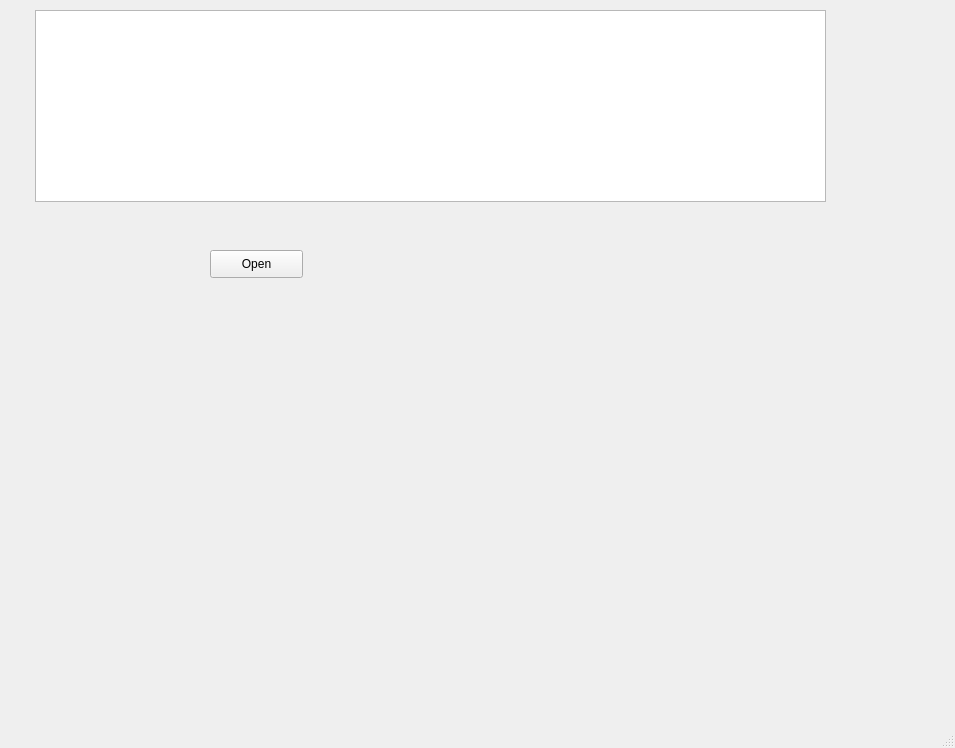
The window that Data_Structure/mainwindow.ui (YousefKhawaga/Memmoiry-allocation) describes before a commit, drawn with Qt 5.
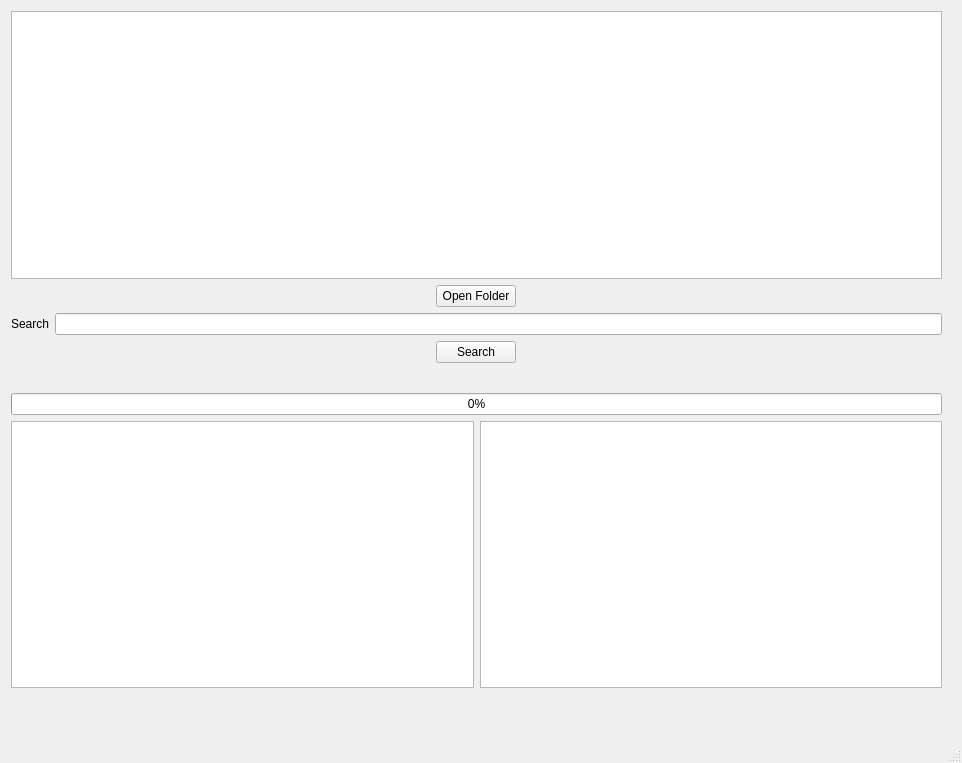
The same window after the commit.

The edit to the form file:
```diff
--- a/Data_Structure/mainwindow.ui
+++ b/Data_Structure/mainwindow.ui
@@ -6,49 +6,117 @@
    <rect>
     <x>0</x>
     <y>0</y>
-    <width>955</width>
-    <height>748</height>
+    <width>962</width>
+    <height>763</height>
    </rect>
   </property>
   <property name="windowTitle">
    <string>MainWindow</string>
   </property>
   <widget class="QWidget" name="centralwidget">
-   <widget class="QPushButton" name="pushButton">
+   <widget class="QWidget" name="layoutWidget">
     <property name="geometry">
      <rect>
-      <x>210</x>
-      <y>250</y>
-      <width>93</width>
-      <height>28</height>
+      <x>11</x>
+      <y>11</y>
+      <width>931</width>
+      <height>701</height>
      </rect>
     </property>
-    <property name="text">
-     <string>Open</string>
-    </property>
-   </widget>
-   <widget class="QTreeView" name="treeView">
-    <property name="geometry">
-     <rect>
-      <x>35</x>
-      <y>10</y>
-      <width>791</width>
-      <height>192</height>
-     </rect>
-    </property>
-   </widget>
-   <widget class="QLabel" name="label">
-    <property name="geometry">
-     <rect>
-      <x>180</x>
-      <y>350</y>
-      <width>591</width>
-      <height>61</height>
-     </rect>
-    </property>
-    <property name="text">
-     <string/>
-    </property>
+    <layout class="QVBoxLayout" name="verticalLayout">
+     <item>
+      <widget class="QTreeView" name="treeView"/>
+     </item>
+     <item alignment="Qt::AlignHCenter">
+      <widget class="QPushButton" name="pushButton">
+       <property name="maximumSize">
+        <size>
+         <width>93</width>
+         <height>28</height>
+        </size>
+       </property>
+       <property name="text">
+        <string>Open Folder</string>
+       </property>
+      </widget>
+     </item>
+     <item>
+      <layout class="QHBoxLayout" name="horizontalLayout">
+       <item>
+        <widget class="QLabel" name="label">
+         <property name="text">
+          <string>Search</string>
+         </property>
+        </widget>
+       </item>
+       <item>
+        <widget class="QLineEdit" name="search"/>
+       </item>
+      </layout>
+     </item>
+     <item alignment="Qt::AlignHCenter">
+      <widget class="QPushButton" name="pushButton_2">
+       <property name="maximumSize">
+        <size>
+         <width>93</width>
+         <height>28</height>
+        </size>
+       </property>
+       <property name="text">
+        <string>Search</string>
+       </property>
+      </widget>
+     </item>
+     <item>
+      <widget class="QLabel" name="progress">
+       <property name="font">
+        <font>
+         <pointsize>12</pointsize>
+         <weight>75</weight>
+         <bold>true</bold>
+        </font>
+       </property>
+       <property name="text">
+        <string/>
+       </property>
+       <property name="alignment">
+        <set>Qt::AlignCenter</set>
+       </property>
+      </widget>
+     </item>
+     <item>
+      <widget class="QProgressBar" name="progressBar">
+       <property name="maximum">
+        <number>1000</number>
+       </property>
+       <property name="value">
+        <number>0</number>
+       </property>
+      </widget>
+     </item>
+     <item>
+      <layout class="QHBoxLayout" name="horizontalLayout_2">
+       <item>
+        <widget class="QListWidget" name="listWidget"/>
+       </item>
+       <item>
+        <widget class="QTextBrowser" name="textBrowser"/>
+       </item>
+      </layout>
+     </item>
+     <item>
+      <widget class="QLabel" name="count">
+       <property name="font">
+        <font>
+         <pointsize>12</pointsize>
+        </font>
+       </property>
+       <property name="text">
+        <string/>
+       </property>
+      </widget>
+     </item>
+    </layout>
    </widget>
   </widget>
   <widget class="QMenuBar" name="menubar">
```
Left out of the diff: 21 changed lines with no effect on the pictures.
